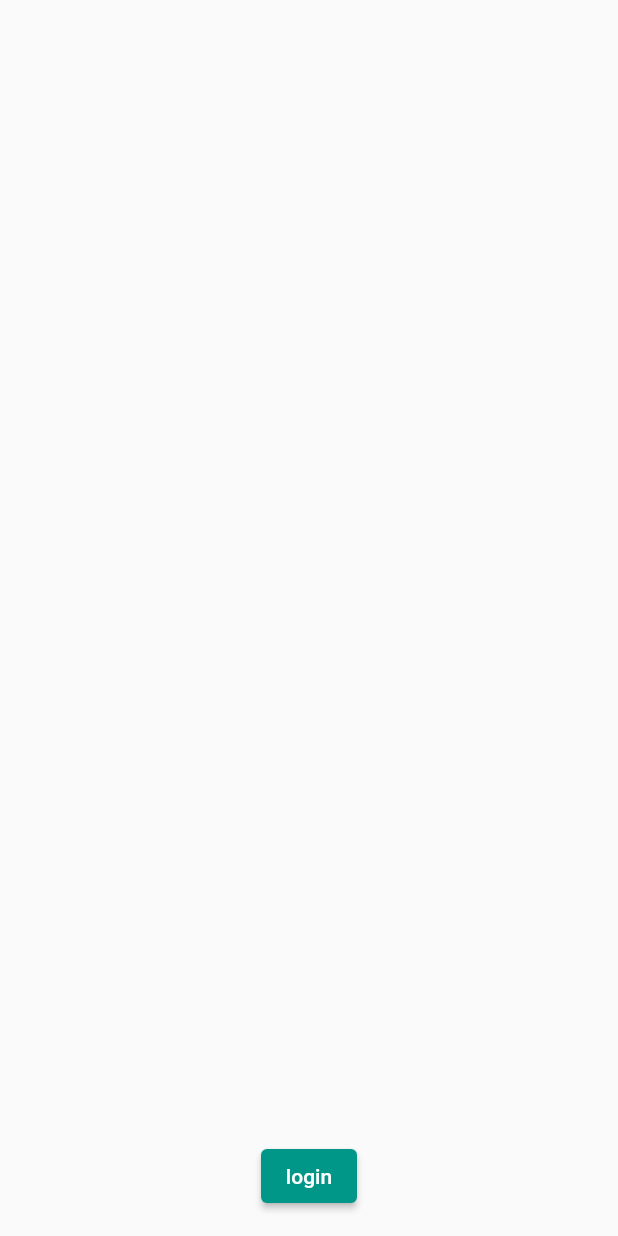
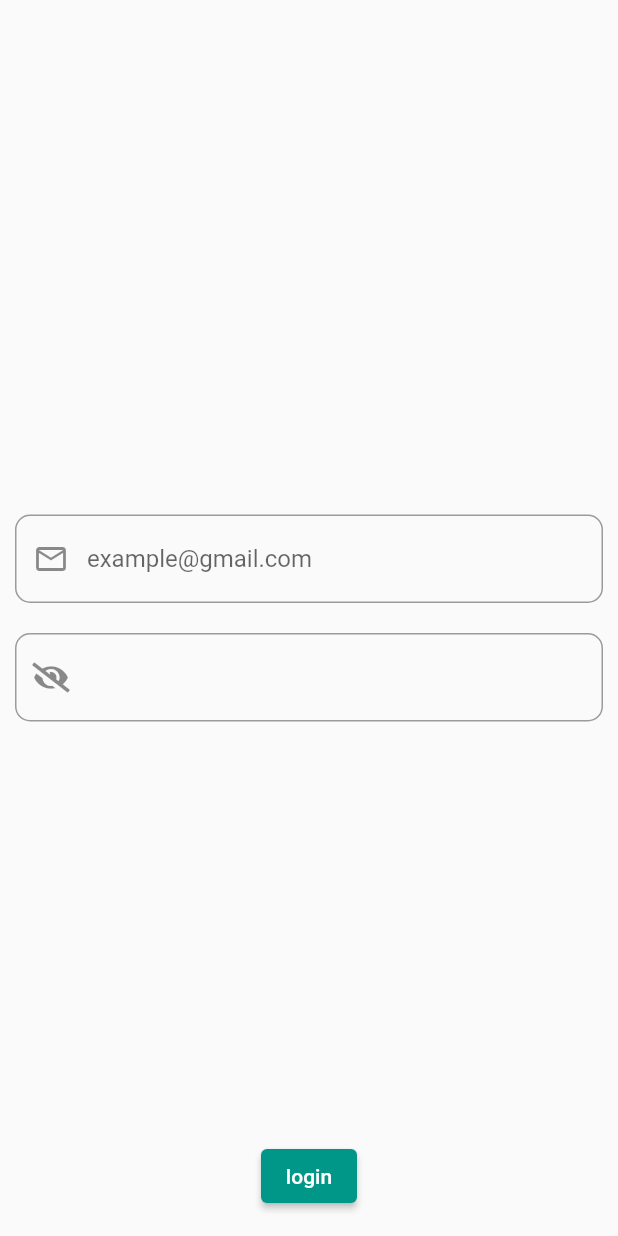
Before and after one commit to AliArafat4/attendance, a Flutter app: the screen it shows after launch, on a phone screen of 412 x 824 dp. Run offline on Flutter 3.47's test engine with Material 2 defaults, Android fonts, the phone set to English and light mode, and no system bars; our stand-ins replace cloud_firestore, file_picker, firebase_auth, firebase_core, permission_handler; missing offline and left inert: excel; accounts and stored records are empty.

Commit message:
login screen, custom icons, and firebase methods

```diff
--- /dev/null
+++ b/lib/custom_icons/my_flutter_app_icons.dart
@@ -0,0 +1,36 @@
+/// Flutter icons MyFlutterApp
+/// Copyright (C) 2023 by original authors @ fluttericon.com, fontello.com
+/// This font was generated by FlutterIcon.com, which is derived from Fontello.
+///
+/// To use this font, place it in your fonts/ directory and include the
+/// following in your pubspec.yaml
+///
+/// flutter:
+///   fonts:
+///    - family:  MyFlutterApp
+///      fonts:
+///       - asset: fonts/MyFlutterApp.ttf
+///
+///
+/// * Font Awesome 5, Copyright (C) 2016 by Dave Gandy
+///         Author:    Dave Gandy
+///         License:   SIL (https://github.com/FortAwesome/Font-Awesome/blob/master/LICENSE.txt)
+///         Homepage:  http://fortawesome.github.com/Font-Awesome/
+///
+import 'package:flutter/widgets.dart';
+
+class MyFlutterApp {
+  MyFlutterApp._();
+
+  static const _kFontFam = 'MyFlutterApp';
+  static const String? _kFontPkg = null;
+
+  static const IconData eye = IconData(0xf06e, fontFamily: _kFontFam, fontPackage: _kFontPkg);
+  static const IconData eye_slash = IconData(0xf070, fontFamily: _kFontFam, fontPackage: _kFontPkg);
+
+  static const IconData eye_1 = IconData(0xe800, fontFamily: _kFontFam, fontPackage: _kFontPkg);
+  static const IconData eye_off_1 = IconData(0xe801, fontFamily: _kFontFam, fontPackage: _kFontPkg);
+
+  static const IconData eye_off_2 = IconData(0xe802, fontFamily: _kFontFam, fontPackage: _kFontPkg);
+  static const IconData eye_2 = IconData(0xe803, fontFamily: _kFontFam, fontPackage: _kFontPkg);
+}
--- a/lib/view/login.dart
+++ b/lib/view/login.dart
@@ -1,25 +1,94 @@
+import 'package:attendance/model/firebase.dart';
 import 'package:attendance/view/home_screen.dart';
-import 'package:attendance/view/selectFile_screen.dart';
 import 'package:flutter/material.dart';
+import '../custom_icons/my_flutter_app_icons.dart';
 
 class LoginScreen extends StatelessWidget {
   const LoginScreen({Key? key}) : super(key: key);
 
   @override
   Widget build(BuildContext context) {
+    TextEditingController _passwordController = TextEditingController();
     return Scaffold(
-      body: SingleChildScrollView(
+      body: SafeArea(
         child: Column(
-          children: [],
+          mainAxisAlignment: MainAxisAlignment.center,
+          children: [
+            Padding(
+              padding: const EdgeInsets.all(10.0),
+              child: TextFormField(
+                decoration: const InputDecoration(
+                    prefixIcon: Icon(Icons.email_outlined),
+                    hintText: "example@gmail.com",
+                    border: OutlineInputBorder(
+                      borderRadius: BorderRadius.all(Radius.circular(10)),
+                    )),
+              ),
+            ),
+            PasswordTextField(passwordController: _passwordController),
+          ],
         ),
       ),
       floatingActionButton: ElevatedButton(
           onPressed: () {
-            Navigator.pushReplacement(
-                context, MaterialPageRoute(builder: (context) => const HomeScreen()));
+            signup("name", "email", _passwordController.text);
+            // Navigator.pushReplacement(
+            //     context, MaterialPageRoute(builder: (context) => const HomeScreen()));
           },
           child: const Text("login")),
       floatingActionButtonLocation: FloatingActionButtonLocation.centerFloat,
     );
   }
 }
+
+class PasswordTextField extends StatefulWidget {
+  final TextEditingController passwordController;
+  const PasswordTextField({
+    Key? key,
+    required this.passwordController,
+  }) : super(key: key);
+
+  @override
+  State<PasswordTextField> createState() => _PasswordTextFieldState();
+}
+
+class _PasswordTextFieldState extends State<PasswordTextField> {
+  @override
+  void dispose() {
+    widget.passwordController.dispose();
+    super.dispose();
+  }
+
+  bool toggle = true;
+
+  @override
+  Widget build(BuildContext context) {
+    return Padding(
+      padding: const EdgeInsets.all(10.0),
+      child: TextFormField(
+        controller: widget.passwordController,
+        obscureText: toggle,
+        decoration: InputDecoration(
+          prefixIcon: GestureDetector(
+            child: Icon(
+              (toggle) ? (MyFlutterApp.eye_slash) : (MyFlutterApp.eye),
+              size: 20,
+            ),
+            onTap: () {
+              setState(() {
+                toggle = !toggle;
+              });
+            },
+          ),
+          hintText: "",
+          border: const OutlineInputBorder(
+            borderRadius: BorderRadius.all(Radius.circular(10)),
+          ),
+        ),
+        onChanged: (val) {
+          widget.passwordController.text = val;
+        },
+      ),
+    );
+  }
+}
--- a/pubspec.yaml
+++ b/pubspec.yaml
@@ -44,6 +44,7 @@ dependencies:
   firebase_auth: ^4.6.1
   cloud_firestore: ^4.7.1
 
+
 dev_dependencies:
   flutter_test:
     sdk: flutter
@@ -56,3 +57,7 @@ flutter:
   assets:
       - assets/images/
   #   - images/a_dot_ham.jpeg
+  fonts:
+    - family: MyFlutterApp
+      fonts:
+        - asset:  assets/fonts/MyFlutterApp.ttf
```
Also changed, not shown: lib/model/firebase.dart (+97 -0 lines), assets/fonts/MyFlutterApp.ttf (added).
